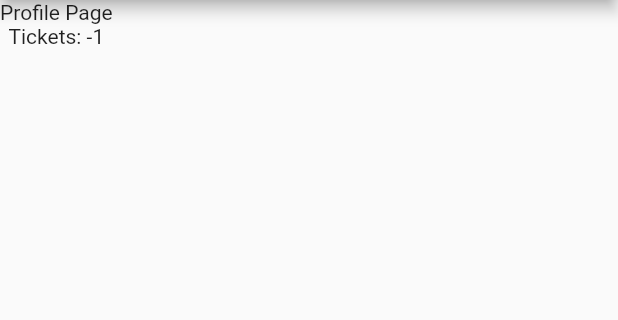
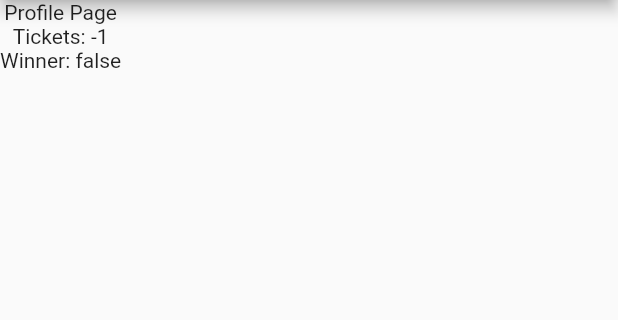
Before and after one commit to wkenned1/BarApp, a Flutter app: the ProfilePage screen opened directly, on a phone screen of 412 x 824 dp, the part 84-404 px from its top. Run offline on Flutter 3.47's test engine with Material 2 defaults, Android fonts, the phone set to English and light mode, and no system bars; our stand-ins replace bloc, cloud_firestore, equatable, firebase_auth, firebase_core, flutter_bloc and 8 more; missing offline and left inert: custom_info_window, dart:ffi, notification_permissions, workmanager; accounts and stored records are empty; network calls fail; statements that could not run were skipped.

Commit message:
add address submission for winners:

```diff
--- a/lib/globals.dart
+++ b/lib/globals.dart
@@ -7,4 +7,5 @@ class Locations {
 
 class UserData {
   static int userTickets = -1;
+  static bool winner = false;
 }
--- a/lib/models/profile_model.dart
+++ b/lib/models/profile_model.dart
@@ -2,23 +2,28 @@ import 'package:cloud_firestore/cloud_firestore.dart';
 
 class ProfileModel {
   final int tickets;
+  final bool winner;
 
   ProfileModel(
-      {required this.tickets});
+      {required this.tickets, required this.winner});
 
   Map<String, dynamic> toMap() {
     return {
       'tickets': tickets,
+      'winner': winner
     };
   }
 
   ProfileModel.fromDocumentSnapshot(DocumentSnapshot<Map<String, dynamic>> doc)
-      : tickets = doc.data()!["tickets"];
+      : tickets = doc.data()!["tickets"], winner = doc.data()!["winner"];
 
   ProfileModel copyWith({
-    required int tickets
+    required int tickets,
+    required bool winner
   }) {
     return ProfileModel(
-        tickets: tickets ?? this.tickets);
+        tickets: tickets ?? this.tickets,
+        winner: winner ?? this.winner
+    );
   }
 }
--- a/lib/ui/phone_sign_in_page.dart
+++ b/lib/ui/phone_sign_in_page.dart
@@ -34,7 +34,7 @@ class _PhoneAuthPageState extends State<PhoneAuthPage> {
       print("You are logged in successfully");
       ProfileModel? model = await DatabaseService().getUserProfile();
       if(model == null){
-        await DatabaseService().addUserProfile(ProfileModel(tickets: 0));
+        await DatabaseService().addUserProfile(ProfileModel(tickets: 0, winner: false));
         UserData.userTickets = 0;
         Navigator.of(context).pop();
       }
--- a/lib/ui/profile_page.dart
+++ b/lib/ui/profile_page.dart
@@ -1,9 +1,11 @@
+import 'package:Linez/resources/services/database_service.dart';
 import 'package:flutter/cupertino.dart';
 import 'package:flutter/material.dart';
 
 import '../globals.dart';
 
 class ProfilePage extends StatelessWidget {
+  final _addressTextController = TextEditingController();
 
   @override
   Widget build(BuildContext context) {
@@ -21,7 +23,17 @@ class ProfilePage extends StatelessWidget {
         body: Container(
           child: Column(children: [
             Text("Profile Page"),
-            Text("Tickets: ${UserData.userTickets}")
+            Text("Tickets: ${UserData.userTickets}"),
+            Text("Winner: ${UserData.winner}"),
+            if(UserData.winner) Column(
+              children: [
+                TextFormField(
+                controller: _addressTextController,
+                decoration: InputDecoration(labelText: "Address"),),
+                ElevatedButton(onPressed: () {
+                  DatabaseService().sendWinnerAddress(_addressTextController.text);
+                }, child: Text("submit"))
+              ]),
           ],)
         )
     );
--- a/lib/ui/search_page.dart
+++ b/lib/ui/search_page.dart
@@ -121,7 +121,7 @@ class SearchPage extends StatelessWidget {
 
   Future<void> _initFunction() async {
     //get location
-    _getUserLocation();
+    await _getUserLocation();
 
     //get user info
     print("CKECHING PROFILE");
@@ -129,6 +129,7 @@ class SearchPage extends StatelessWidget {
     if(profile != null) {
       print("PROFILE FOUND");
       UserData.userTickets = profile.tickets;
+      UserData.winner = profile.winner;
     }
   }
 
--- a/pubspec.yaml
+++ b/pubspec.yaml
@@ -44,6 +44,7 @@ dependencies:
   timezone: ^0.8.0
   custom_info_window: ^1.0.1
   intl_phone_field: ^3.1.0
+  http: ^0.13.5
 
   #mapbox_geocoding: ^0.1.3
 
```
Also changed, not shown: lib/resources/services/database_service.dart (+42 -0 lines), pubspec.lock.
